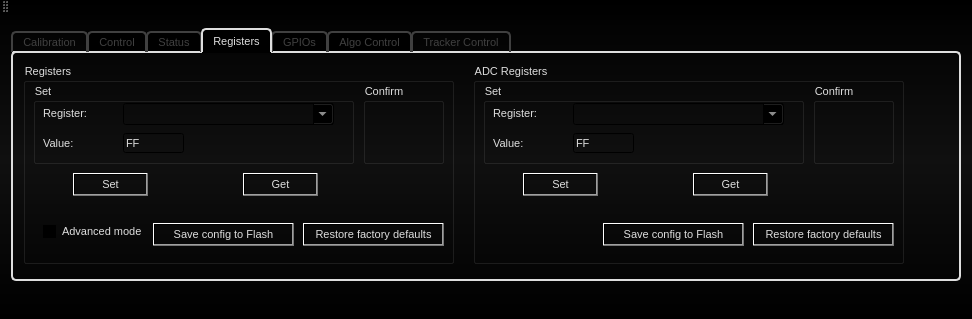
Above: src/AWLQtDemo/awlqtdemo.ui from samanwaya-jena/EVAL-ADAL6110-16-GUI before the change. Below: the same form after it.
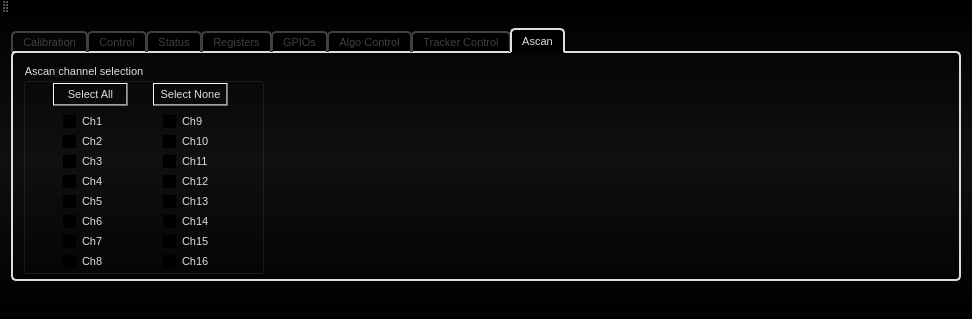
That is the form after the change. Icons and pictures are not drawn.

Commit message: Added support for selecting 1 to n Ascan channels

What changed in the file:
```diff
--- a/src/AWLQtDemo/awlqtdemo.ui
+++ b/src/AWLQtDemo/awlqtdemo.ui
@@ -1215,7 +1215,7 @@
          <enum>QTabWidget::Rounded</enum>
         </property>
         <property name="currentIndex">
-         <number>3</number>
+         <number>7</number>
         </property>
         <property name="usesScrollButtons">
          <bool>true</bool>
@@ -4667,6 +4667,306 @@
           </widget>
          </widget>
         </widget>
+        <widget class="QWidget" name="tab">
+         <attribute name="title">
+          <string>Ascan</string>
+         </attribute>
+         <widget class="QGroupBox" name="groupBox_2">
+          <property name="geometry">
+           <rect>
+            <x>10</x>
+            <y>10</y>
+            <width>241</width>
+            <height>211</height>
+           </rect>
+          </property>
+          <property name="title">
+           <string>Ascan channel selection</string>
+          </property>
+          <widget class="QPushButton" name="pushButtonSelectAllAscan">
+           <property name="geometry">
+            <rect>
+             <x>30</x>
+             <y>20</y>
+             <width>75</width>
+             <height>23</height>
+            </rect>
+           </property>
+           <property name="text">
+            <string>Select All</string>
+           </property>
+          </widget>
+          <widget class="QPushButton" name="pushButtonSelectNoneAscan">
+           <property name="geometry">
+            <rect>
+             <x>130</x>
+             <y>20</y>
+             <width>75</width>
+             <height>23</height>
+            </rect>
+           </property>
+           <property name="text">
+            <string>Select None</string>
+           </property>
+          </widget>
+          <widget class="QCheckBox" name="checkBox_1">
+           <property name="geometry">
+            <rect>
+             <x>40</x>
+             <y>50</y>
+             <width>51</width>
+             <height>17</height>
+            </rect>
+           </property>
+           <property name="text">
+            <string>Ch1</string>
+           </property>
+           <property name="checked">
+            <bool>true</bool>
+           </property>
+          </widget>
+          <widget class="QCheckBox" name="checkBox_2">
+           <property name="geometry">
+            <rect>
+             <x>40</x>
+             <y>70</y>
+             <width>51</width>
+             <height>17</height>
+            </rect>
+           </property>
+           <property name="text">
+            <string>Ch2</string>
+           </property>
+           <property name="checked">
+            <bool>true</bool>
+           </property>
+          </widget>
+          <widget class="QCheckBox" name="checkBox_3">
+           <property name="geometry">
+            <rect>
+             <x>40</x>
+             <y>90</y>
+             <width>51</width>
+             <height>17</height>
+            </rect>
+           </property>
+           <property name="text">
+            <string>Ch3</string>
+           </property>
+           <property name="checked">
+            <bool>true</bool>
+           </property>
+          </widget>
+          <widget class="QCheckBox" name="checkBox_4">
+           <property name="geometry">
+            <rect>
+             <x>40</x>
+             <y>110</y>
+             <width>51</width>
+             <height>17</height>
+            </rect>
+           </property>
+           <property name="text">
+            <string>Ch4</string>
+           </property>
+           <property name="checked">
+            <bool>true</bool>
+           </property>
+          </widget>
+          <widget class="QCheckBox" name="checkBox_5">
+           <property name="geometry">
+            <rect>
+             <x>40</x>
+             <y>130</y>
+             <width>51</width>
+             <height>17</height>
+            </rect>
+           </property>
+           <property name="text">
+            <string>Ch5</string>
+           </property>
+           <property name="checked">
+            <bool>true</bool>
+           </property>
+          </widget>
+          <widget class="QCheckBox" name="checkBox_6">
+           <property name="geometry">
+            <rect>
+             <x>40</x>
+             <y>150</y>
+             <width>51</width>
+             <height>17</height>
+            </rect>
+           </property>
+           <property name="text">
+            <string>Ch6</string>
+           </property>
+           <property name="checked">
+            <bool>true</bool>
+           </property>
+          </widget>
+          <widget class="QCheckBox" name="checkBox_7">
+           <property name="geometry">
+            <rect>
+             <x>40</x>
+             <y>170</y>
+             <width>51</width>
+             <height>17</height>
+            </rect>
+           </property>
+           <property name="text">
+            <string>Ch7</string>
+           </property>
+           <property name="checked">
+            <bool>true</bool>
+           </property>
+          </widget>
+          <widget class="QCheckBox" name="checkBox_8">
+           <property name="geometry">
+            <rect>
+             <x>40</x>
+             <y>190</y>
+             <width>51</width>
+             <height>17</height>
+            </rect>
+           </property>
+           <property name="text">
+            <string>Ch8</string>
+           </property>
+           <property name="checked">
+            <bool>true</bool>
+           </property>
+          </widget>
+          <widget class="QCheckBox" name="checkBox_9">
+           <property name="geometry">
+            <rect>
+             <x>140</x>
+             <y>50</y>
+             <width>51</width>
+             <height>17</height>
+            </rect>
+           </property>
+           <property name="text">
+            <string>Ch9</string>
+           </property>
+           <property name="checked">
+            <bool>true</bool>
+           </property>
+          </widget>
+          <widget class="QCheckBox" name="checkBox_10">
+           <property name="geometry">
+            <rect>
+             <x>140</x>
+             <y>70</y>
+             <width>51</width>
+             <height>17</height>
+            </rect>
+           </property>
+           <property name="text">
+            <string>Ch10</string>
+           </property>
+           <property name="checked">
+            <bool>true</bool>
+           </property>
+          </widget>
+          <widget class="QCheckBox" name="checkBox_11">
+           <property name="geometry">
+            <rect>
+             <x>140</x>
+             <y>90</y>
+             <width>51</width>
+             <height>17</height>
+            </rect>
+           </property>
+           <property name="text">
+            <string>Ch11</string>
+           </property>
+           <property name="checked">
+            <bool>true</bool>
+           </property>
+          </widget>
+          <widget class="QCheckBox" name="checkBox_12">
+           <property name="geometry">
+            <rect>
+             <x>140</x>
+             <y>110</y>
+             <width>51</width>
+             <height>17</height>
+            </rect>
+           </property>
+           <property name="text">
+            <string>Ch12</string>
+           </property>
+           <property name="checked">
+            <bool>true</bool>
+           </property>
+          </widget>
+          <widget class="QCheckBox" name="checkBox_13">
+           <property name="geometry">
+            <rect>
+             <x>140</x>
+             <y>130</y>
+             <width>51</width>
+             <height>17</height>
+            </rect>
+           </property>
+           <property name="text">
+            <string>Ch13</string>
+           </property>
+           <property name="checked">
+            <bool>true</bool>
+           </property>
+          </widget>
+          <widget class="QCheckBox" name="checkBox_14">
+           <property name="geometry">
+            <rect>
+             <x>140</x>
+             <y>150</y>
+             <width>51</width>
+             <height>17</height>
+            </rect>
+           </property>
+           <property name="text">
+            <string>Ch14</string>
+           </property>
+           <property name="checked">
+            <bool>true</bool>
+           </property>
+          </widget>
+          <widget class="QCheckBox" name="checkBox_15">
+           <property name="geometry">
+            <rect>
+             <x>140</x>
+             <y>170</y>
+             <width>51</width>
+             <height>17</height>
+            </rect>
+           </property>
+           <property name="text">
+            <string>Ch15</string>
+           </property>
+           <property name="checked">
+            <bool>true</bool>
+           </property>
+          </widget>
+          <widget class="QCheckBox" name="checkBox_16">
+           <property name="geometry">
+            <rect>
+             <x>140</x>
+             <y>190</y>
+             <width>51</width>
+             <height>17</height>
+            </rect>
+           </property>
+           <property name="text">
+            <string>Ch16</string>
+           </property>
+           <property name="checked">
+            <bool>true</bool>
+           </property>
+          </widget>
+         </widget>
+        </widget>
        </widget>
       </item>
       <item>
```
The commit also changes 6 other files.
